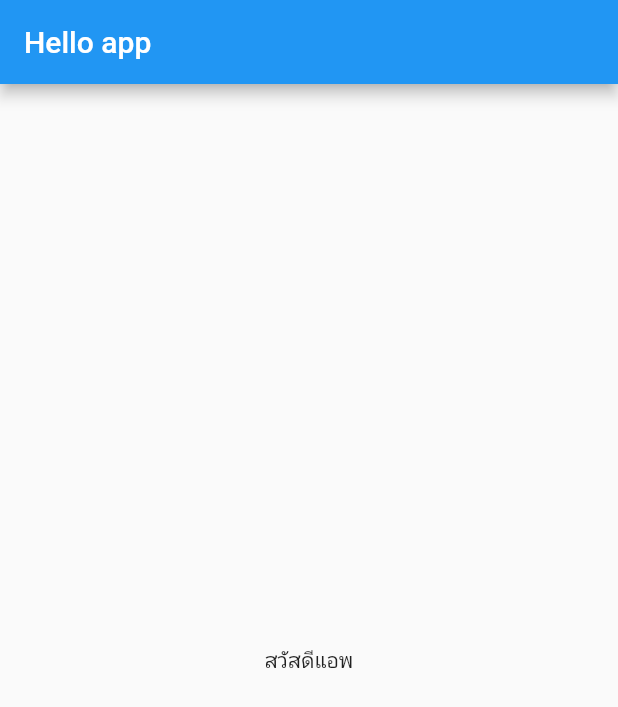
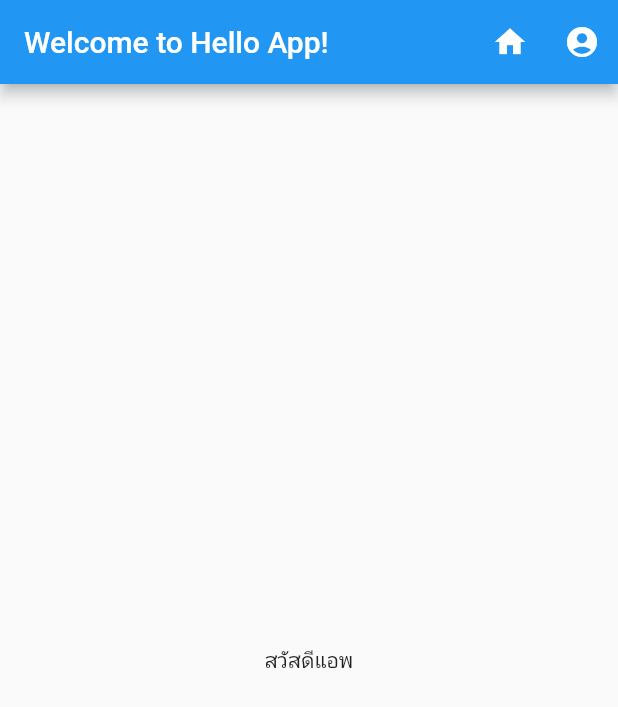
Before and after one commit to siteslave/flutter_basic_01, a Flutter app: the screen it shows after launch, on a phone screen of 412 x 824 dp. Shown: the top 707 px of the screen. Run offline on Flutter 3.47's test engine with Material 2 defaults, Android fonts, the phone set to English and light mode, and no system bars.

Commit message:
success appBar

```diff
--- a/lib/screens/home_screen.dart
+++ b/lib/screens/home_screen.dart
@@ -8,9 +8,19 @@ class HomeScreen extends StatefulWidget {
 class _HomeScreenState extends State<HomeScreen> {
   @override
   Widget build(BuildContext context) {
+    Widget appBar = AppBar(
+      title: Text('Welcome to Hello App!'),
+      actions: <Widget>[
+        IconButton(icon: Icon(Icons.home), onPressed: () {}),
+        IconButton(icon: Icon(Icons.account_circle), onPressed: () {})
+      ],
+    );
+
     return Scaffold(
-      appBar: AppBar(title: Text('Hello app'),),
-      body: Center(child: Text('สวัสดีแอพ'),),
+      appBar: appBar,
+      body: Center(
+        child: Text('สวัสดีแอพ'),
+      ),
     );
   }
 }
```
Also changed, not shown: 2 other files.
